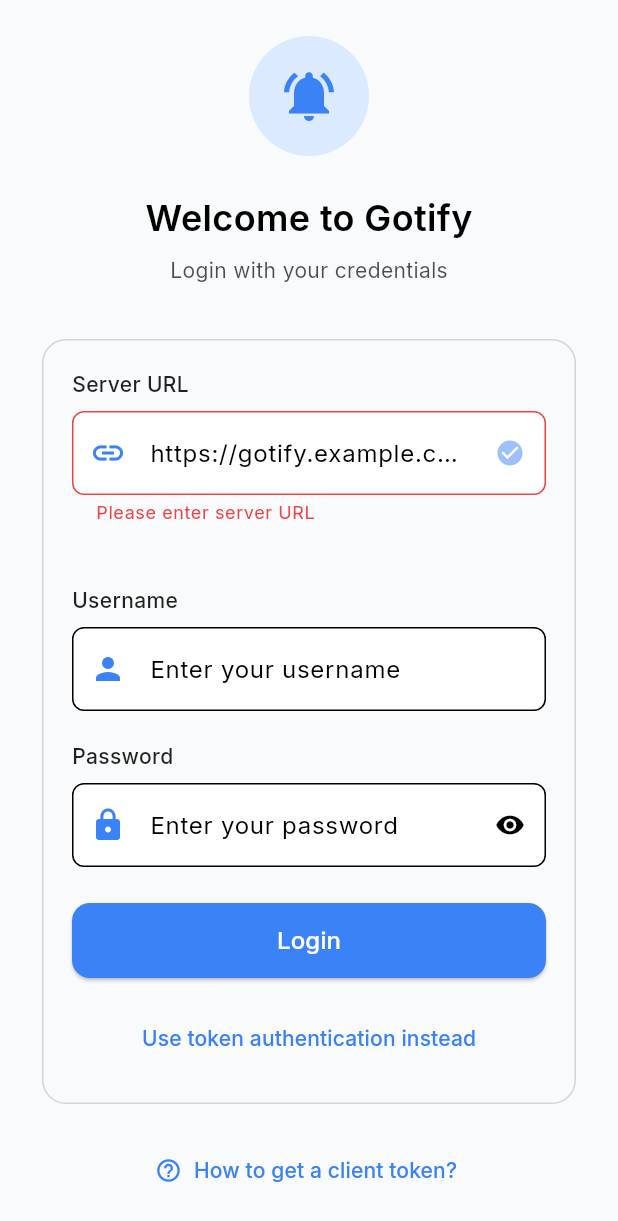
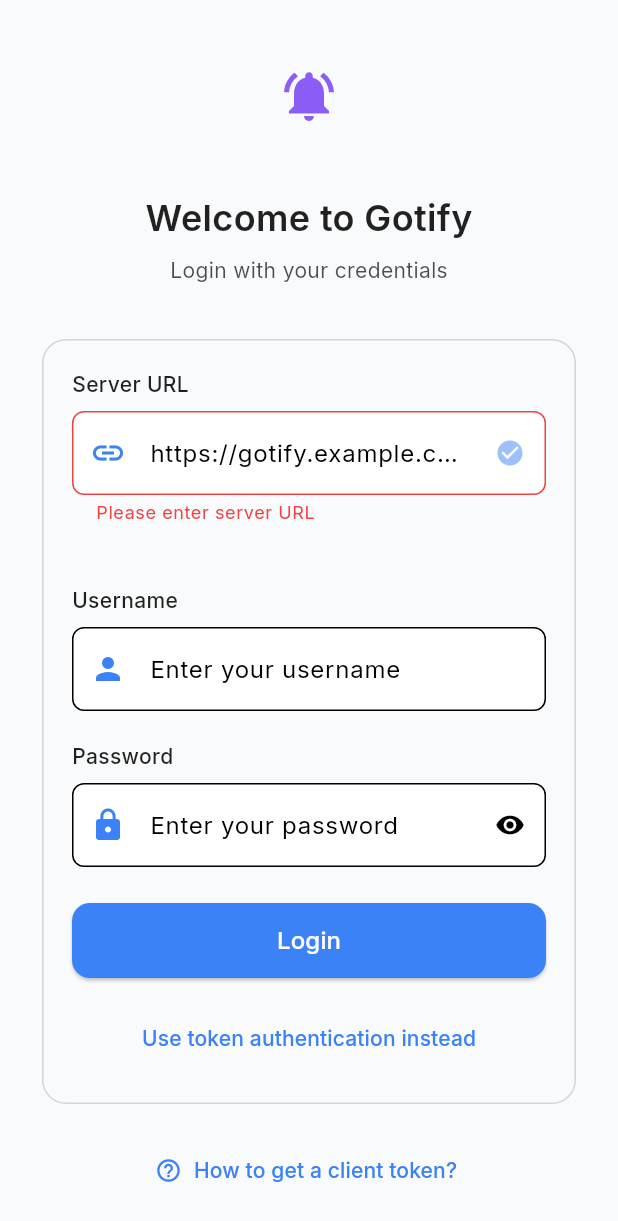
Before and after one commit to Dhi13man/gotify_client, a Flutter app: the screen it shows after launch, after a tap on "Login", after a tap on "Use username & password instead", on a phone screen of 412 x 824 dp. Shown: the top 1221 px of the screen. Run offline on Flutter 3.47's test engine with Material 3 defaults, Android fonts, the phone set to English and light mode, and no system bars; our stand-ins replace flutter_local_notifications, flutter_secure_storage, google_fonts, shared_preferences.

Commit message:
Refactor UI components to improve code consistency; remove unused variables and simplify widget structures

```diff
--- a/lib/components/common/bottom_nav_bar.dart
+++ b/lib/components/common/bottom_nav_bar.dart
@@ -12,12 +12,8 @@ class AppBottomNavigationBar extends StatelessWidget {
 
   @override
   Widget build(BuildContext context) {
-    final colorScheme = Theme.of(context).colorScheme;
     return BottomNavigationBar(
       type: BottomNavigationBarType.fixed,
-      backgroundColor: colorScheme.surface,
-      selectedItemColor: colorScheme.primary,
-      unselectedItemColor: colorScheme.onSurface.withValues(alpha: 0.6),
       currentIndex: currentIndex,
       items: const [
         BottomNavigationBarItem(icon: Icon(Icons.list), label: 'Messages'),
--- a/lib/components/common/form_field.dart
+++ b/lib/components/common/form_field.dart
@@ -31,7 +31,6 @@ class AppFormField extends StatelessWidget {
 
   @override
   Widget build(BuildContext context) {
-    final ColorScheme colorScheme = Theme.of(context).colorScheme;
     return LabeledFormField(
       label: label,
       padding: padding,
@@ -39,7 +38,7 @@ class AppFormField extends StatelessWidget {
         controller: controller,
         decoration: InputDecoration(
           hintText: hintText,
-          prefixIcon: Icon(prefixIcon, color: colorScheme.primary),
+          prefixIcon: Icon(prefixIcon),
           suffixIcon: suffixWidget,
         ),
         validator: validator,
@@ -79,11 +78,10 @@ class ObscurableFormField extends StatefulWidget {
 }
 
 class _ObscurableFormFieldState extends State<ObscurableFormField> {
-  bool _obscureText = true;
+  bool _obscureText = false;
 
   @override
   Widget build(BuildContext context) {
-    final ColorScheme colorScheme = Theme.of(context).colorScheme;
     return LabeledFormField(
       label: widget.label,
       padding: widget.padding,
@@ -91,10 +89,10 @@ class _ObscurableFormFieldState extends State<ObscurableFormField> {
         controller: widget.controller,
         decoration: InputDecoration(
           hintText: widget.hintText,
-          prefixIcon: Icon(widget.prefixIcon, color: colorScheme.primary),
+          prefixIcon: Icon(widget.prefixIcon),
           suffixIcon: IconButton(
             icon: Icon(
-              _obscureText ? Icons.visibility : Icons.visibility_off,
+              _obscureText ? Icons.visibility_off : Icons.visibility,
               size: 20,
             ),
             onPressed: () => setState(() => _obscureText = !_obscureText),
--- a/lib/components/login_screen/helper_links.dart
+++ b/lib/components/login_screen/helper_links.dart
@@ -10,16 +10,12 @@ class HelperLinks extends StatelessWidget {
 
   @override
   Widget build(BuildContext context) {
-    final colorScheme = Theme.of(context).colorScheme;
     return TextButton.icon(
       onPressed: onHelpPressed,
-      icon: Icon(Icons.help_outline, size: 18, color: colorScheme.primary),
+      icon: const Icon(Icons.help_outline, size: 18),
       label: Text(
         'How to get a client token?',
-        style: TextStyle(
-          color: colorScheme.primary,
-          fontSize: 14,
-        ),
+        style: const TextStyle(fontSize: 14),
       ),
     );
   }
--- a/lib/components/login_screen/login_form.dart
+++ b/lib/components/login_screen/login_form.dart
@@ -33,7 +33,6 @@ class LoginForm extends StatelessWidget {
     final AuthProvider authProvider = Provider.of<AuthProvider>(context);
     return Card(
       elevation: 0,
-      color: colorScheme.surface,
       child: Padding(
         padding: const EdgeInsets.all(20.0),
         child: Column(
@@ -111,10 +110,7 @@ class LoginForm extends StatelessWidget {
                   showAdvancedLogin
                       ? 'Use token authentication instead'
                       : 'Use username & password instead',
-                  style: TextStyle(
-                    color: colorScheme.primary,
-                    fontWeight: FontWeight.w500,
-                  ),
+                  style: TextStyle(fontWeight: FontWeight.w500),
                 ),
               ),
             ),
--- a/lib/components/login_screen/logo_header.dart
+++ b/lib/components/login_screen/logo_header.dart
@@ -10,31 +10,19 @@ class LogoHeader extends StatelessWidget {
 
   @override
   Widget build(BuildContext context) {
-    final colorScheme = Theme.of(context).colorScheme;
-
+    final ColorScheme colorScheme = Theme.of(context).colorScheme;
     return Column(
       children: [
         Container(
           width: 80,
           height: 80,
-          decoration: BoxDecoration(
-            color: colorScheme.primaryContainer,
-            shape: BoxShape.circle,
-          ),
-          child: Icon(
-            Icons.notifications_active,
-            size: 40,
-            color: colorScheme.primary,
-          ),
+          decoration: const BoxDecoration(shape: BoxShape.circle),
+          child: const Icon(Icons.notifications_active, size: 40),
         ),
         const SizedBox(height: 24),
-        Text(
+        const Text(
           'Welcome to Gotify',
-          style: TextStyle(
-            fontSize: 24,
-            fontWeight: FontWeight.w600,
-            color: colorScheme.onSurface,
-          ),
+          style: TextStyle(fontSize: 24, fontWeight: FontWeight.w600),
         ),
         const SizedBox(height: 8),
         Text(
--- a/lib/components/login_screen/version_info.dart
+++ /dev/null
@@ -1,21 +0,0 @@
-import 'package:flutter/material.dart';
-
-class VersionInfo extends StatelessWidget {
-  final String version;
-
-  const VersionInfo({
-    super.key,
-    this.version = 'v1.0.0',
-  });
-
-  @override
-  Widget build(BuildContext context) {
-    return Text(
-      'Gotify Client $version',
-      style: TextStyle(
-        fontSize: 12,
-        color: Theme.of(context).colorScheme.onSurface.withValues(alpha: 0.5),
-      ),
-    );
-  }
-}
--- a/lib/components/message_list_screen/empty_messages_view.dart
+++ b/lib/components/message_list_screen/empty_messages_view.dart
@@ -5,8 +5,7 @@ class EmptyMessagesView extends StatelessWidget {
 
   @override
   Widget build(BuildContext context) {
-    final colorScheme = Theme.of(context).colorScheme;
-
+    final ColorScheme colorScheme = Theme.of(context).colorScheme;
     return Center(
       child: Column(
         mainAxisAlignment: MainAxisAlignment.center,
--- a/lib/components/message_list_screen/message_card.dart
+++ b/lib/components/message_list_screen/message_card.dart
@@ -16,7 +16,6 @@ class MessageCard extends StatelessWidget {
   @override
   Widget build(BuildContext context) {
     final ColorScheme colorScheme = Theme.of(context).colorScheme;
-
     return Card(
       margin: const EdgeInsets.only(bottom: 12),
       child: Padding(
--- a/lib/components/send_message_screen/priority_chip.dart
+++ b/lib/components/send_message_screen/priority_chip.dart
@@ -16,7 +16,7 @@ class PriorityChip extends StatelessWidget {
 
   @override
   Widget build(BuildContext context) {
-    final colorScheme = Theme.of(context).colorScheme;
+    final ColorScheme colorScheme = Theme.of(context).colorScheme;
     final Color priorityColor =
         AppTheme.getPriorityColor(context, priority.numericValue);
 
--- a/lib/components/send_message_screen/submit_button.dart
+++ b/lib/components/send_message_screen/submit_button.dart
@@ -22,10 +22,7 @@ class SubmitButton extends StatelessWidget {
                 width: 20,
                 height: 20,
                 margin: const EdgeInsets.only(right: 12),
-                child: CircularProgressIndicator(
-                  strokeWidth: 2.5,
-                  color: Theme.of(context).colorScheme.onPrimary,
-                ),
+                child: const CircularProgressIndicator(strokeWidth: 2.5),
               )
             : const Icon(Icons.send),
         label: const Text(
--- a/lib/screens/error_screen.dart
+++ b/lib/screens/error_screen.dart
@@ -13,7 +13,6 @@ class ErrorScreen extends StatelessWidget {
   @override
   Widget build(BuildContext context) {
     final ThemeData theme = Theme.of(context);
-
     return Center(
       child: Column(
         mainAxisAlignment: MainAxisAlignment.center,
--- a/lib/screens/login_screen.dart
+++ b/lib/screens/login_screen.dart
@@ -5,7 +5,6 @@ import 'package:gotify_client/models/auth_models.dart';
 import 'package:gotify_client/components/login_screen/logo_header.dart';
 import 'package:gotify_client/components/login_screen/login_form.dart';
 import 'package:gotify_client/components/login_screen/helper_links.dart';
-import 'package:gotify_client/components/login_screen/version_info.dart';
 import 'package:gotify_client/components/login_screen/help_dialog.dart';
 
 class LoginScreen extends StatefulWidget {
@@ -16,11 +15,11 @@ class LoginScreen extends StatefulWidget {
 }
 
 class LoginScreenState extends State<LoginScreen> {
-  final _formKey = GlobalKey<FormState>();
-  final _serverUrlController = TextEditingController();
-  final _tokenController = TextEditingController();
-  final _usernameController = TextEditingController();
-  final _passwordController = TextEditingController();
+  final GlobalKey<FormState> _formKey = GlobalKey<FormState>();
+  final TextEditingController _serverUrlController = TextEditingController();
+  final TextEditingController _tokenController = TextEditingController();
+  final TextEditingController _usernameController = TextEditingController();
+  final TextEditingController _passwordController = TextEditingController();
   bool _showAdvancedLogin = false;
 
   @override
@@ -40,8 +39,10 @@ class LoginScreenState extends State<LoginScreen> {
     final config = _createAuthConfig();
 
     // Store ScaffoldMessenger before the async gap
-    final scaffoldMessenger = ScaffoldMessenger.of(context);
-    final authProvider = Provider.of<AuthProvider>(context, listen: false);
+    final ScaffoldMessengerState scaffoldMessenger =
+        ScaffoldMessenger.of(context);
+    final AuthProvider authProvider =
+        Provider.of<AuthProvider>(context, listen: false);
 
     final success = await authProvider.login(config);
 
@@ -98,7 +99,10 @@ class LoginScreenState extends State<LoginScreen> {
               const SizedBox(height: 16),
               HelperLinks(onHelpPressed: _showHelpDialog),
               const SizedBox(height: 24),
-              const VersionInfo(),
+              const Text(
+                'Gotify Client v1.0.0',
+                style: TextStyle(fontSize: 12),
+              ),
             ],
           ),
         ),
--- a/lib/screens/send_message_screen.dart
+++ b/lib/screens/send_message_screen.dart
@@ -69,10 +69,7 @@ class SendMessageScreenState extends State<SendMessageScreen> {
 
   void _showSuccessMessage() {
     ScaffoldMessenger.of(context).showSnackBar(
-      SnackBar(
-        content: const Text('Message sent successfully'),
-        backgroundColor: Theme.of(context).colorScheme.primary,
-      ),
+      SnackBar(content: const Text('Message sent successfully')),
     );
   }
 
--- a/lib/theme/app_theme.dart
+++ b/lib/theme/app_theme.dart
@@ -33,7 +33,8 @@ class AppTheme {
   // Priority colors - standardized and centralized
   static const Color _priorityMaxLight = Color(0xFFB91C1C); // Red-700
   static const Color _priorityHighLight = Color(0xFFEA580C); // Orange-600
-  static const Color _priorityMediumLight = Color.fromARGB(255, 253, 165, 63); // Amber-600
+  static const Color _priorityMediumLight =
+      Color.fromARGB(255, 253, 165, 63); // Amber-600
   static const Color _priorityLowLight = Color(0xFF059669); // Emerald-600
   static const Color _priorityMinLight = Color(0xFFD1D5DB); // Gray-300
 
@@ -100,6 +101,7 @@ class AppTheme {
           borderRadius: BorderRadius.circular(8),
           borderSide: const BorderSide(color: _primaryLight, width: 2),
         ),
+        prefixIconColor: _primaryLight,
         filled: true,
         fillColor: Colors.white,
       ),
@@ -111,6 +113,8 @@ class AppTheme {
         unselectedLabelStyle: TextStyle(fontSize: 12),
       ),
       scaffoldBackgroundColor: _backgroundLight,
+      iconTheme: baseTheme.iconTheme.copyWith(color: _secondaryLight),
+      primaryIconTheme: baseTheme.iconTheme.copyWith(color: _primaryLight),
     );
   }
 
@@ -163,6 +167,7 @@ class AppTheme {
           borderRadius: BorderRadius.circular(8),
           borderSide: const BorderSide(color: _primaryDark, width: 2),
         ),
+        prefixIconColor: _primaryDark,
         filled: true,
         fillColor: Color(0xFF374151), // Darker background for input fields
       ),
@@ -174,14 +179,16 @@ class AppTheme {
         unselectedLabelStyle: TextStyle(fontSize: 12),
       ),
       scaffoldBackgroundColor: _backgroundDark,
+      primaryIconTheme: baseTheme.iconTheme.copyWith(color: _primaryDark),
+      iconTheme: baseTheme.iconTheme.copyWith(color: _secondaryDark),
     );
   }
 
   // Helper method for priority colors
   static Color getPriorityColor(BuildContext context, int priority) {
-    final bool isLightMode = Theme.of(context).brightness == Brightness.light;
+    final ThemeData theme = Theme.of(context);
+    final bool isLightMode = theme.brightness == Brightness.light;
     final PriorityType priorityType = PriorityType.fromNumeric(priority);
-
     switch (priorityType) {
       case PriorityType.max:
         return isLightMode ? _priorityMaxLight : _priorityMaxDark;
@@ -194,9 +201,7 @@ class AppTheme {
       case PriorityType.min:
         return isLightMode ? _priorityMinLight : _priorityMinDark;
       default:
-        return Theme.of(context)
-            .colorScheme
-            .primary; // Default to primary color
+        return theme.colorScheme.primary;
     }
   }
 
```
Also changed, not shown: lib/components/common/scaffold.dart (+4 -9 lines), lib/components/send_message_screen/message_field.dart (+3 -8 lines), lib/components/send_message_screen/priority_selector.dart (+3 -11 lines), lib/screens/message_list_screen.dart (+8 -14 lines).
